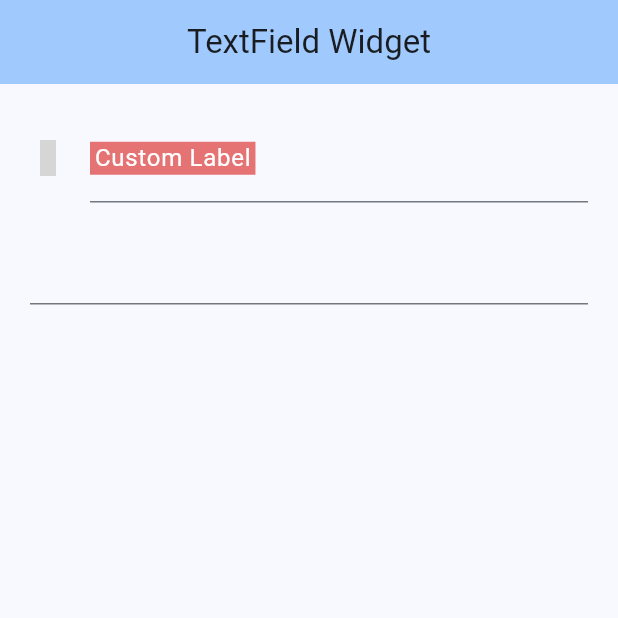
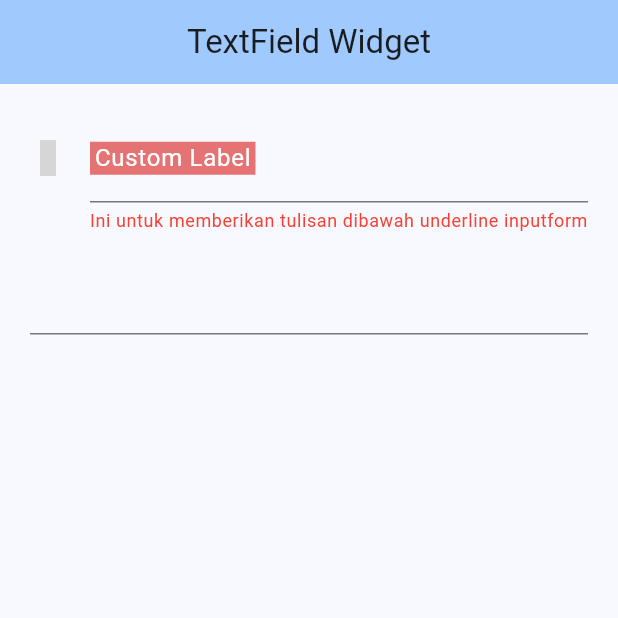
Before and after one commit to aulafirdaus/learn_flutter, a Flutter app: the screen it shows after launch, on a phone screen of 412 x 824 dp, the top half of it. Run offline on Flutter 3.47's test engine with Material 3 defaults, Android fonts, the phone set to English and light mode, and no system bars; our stand-ins replace material_design_icons_flutter; grey boxes are pictures that could not be loaded.

Commit message:
Input: cara untuk memberikan helperText atau tulisan yang ada dibawah underline input

```diff
--- a/lib/home_view.dart
+++ b/lib/home_view.dart
@@ -23,7 +23,7 @@ class HomePage extends StatelessWidget {
                 fontSize: 18,
                 fontWeight: FontWeight.bold,
                 ),
-              textAlign: TextAlign.center,
+              textAlign: TextAlign.center, //hintText dan helperText jadi ikut center karena textAlign ini
               inputFormatters: [
                 TextInputFormatter.withFunction((oldValue, newValue) => TextEditingValue(text: newValue.text.toUpperCase()),) //ini untuk membuat inputan text menjadi kapital semua (uppercase)
               ],
@@ -41,6 +41,10 @@ class HomePage extends StatelessWidget {
                     child: const Text('Custom Label'),
 
                 ),
+                helperText: 'Ini untuk memberikan tulisan dibawah underline inputform',
+                helperStyle: const TextStyle( //helperStyle untuk memberikan style pada helperText
+                  color: Colors.red,
+                ),
                 hintText: 'Masukkan Nama Depan', //hintText untuk memberikan placeholder seperti diweb
                 hintStyle: const TextStyle(
                   color: Colors.red,
```
